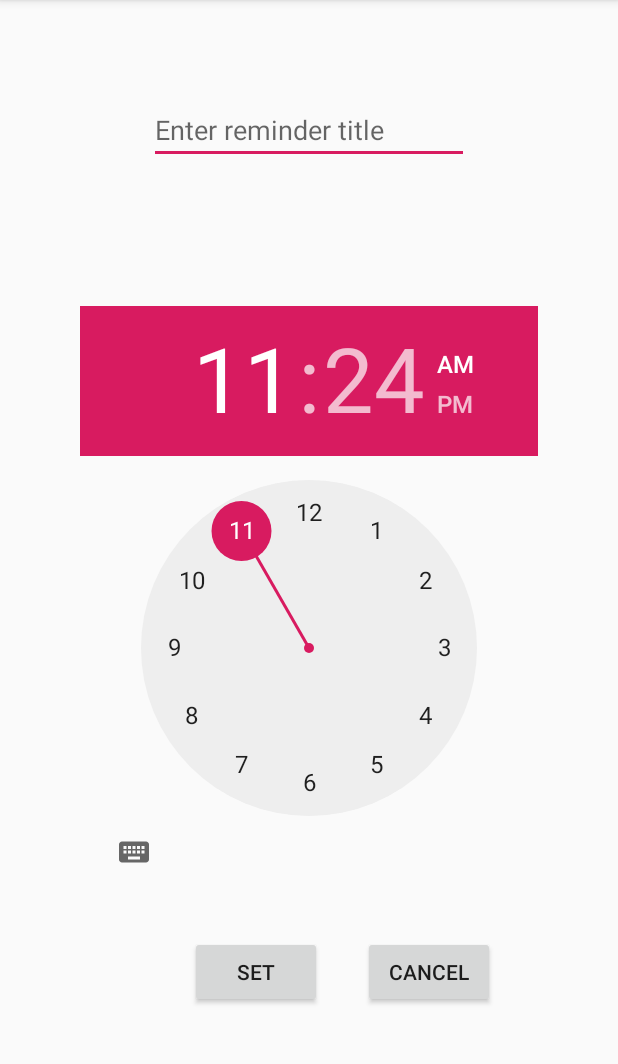
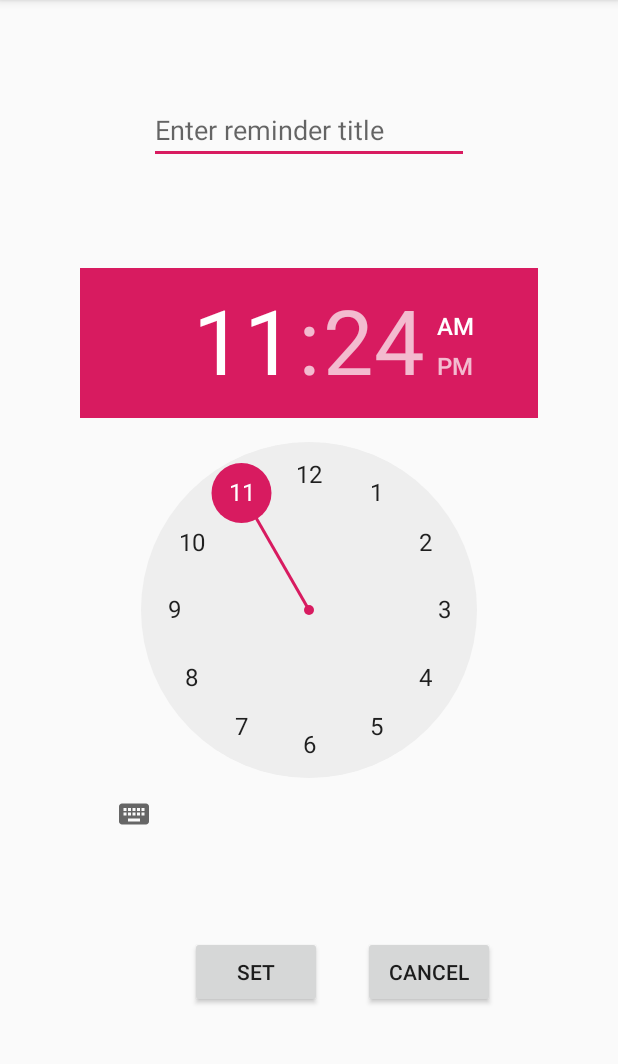
Before and after one commit to J-ctrl/UTAParkingApp, an Android app: the Reminder screen opened directly, with no data from a screen before it, on a phone screen of 412 x 824 dp, the part 84-1148 px from its top. Run offline under Robolectric (Android 15) with nearby library versions, the phone set to English and light mode, and no system bars.

Commit message:
Last change made to code

```diff
--- a/UTAParkingApp-Iteration1/app/build.gradle
+++ b/UTAParkingApp-Iteration1/app/build.gradle
@@ -32,7 +32,6 @@ dependencies {
     androidTestImplementation 'androidx.test:runner:1.2.0'
     androidTestImplementation 'androidx.test.espresso:espresso-core:3.2.0'
     implementation 'com.google.firebase:firebase-analytics:17.2.0'
-    compile "com."
 
 }
 apply plugin: 'com.google.gms.google-services'
--- a/UTAParkingApp-Iteration1/app/src/main/res/layout/activity_reminder.xml
+++ b/UTAParkingApp-Iteration1/app/src/main/res/layout/activity_reminder.xml
@@ -30,7 +30,7 @@
         app:layout_constraintBottom_toTopOf="@+id/setButton"
         app:layout_constraintEnd_toEndOf="parent"
         app:layout_constraintStart_toStartOf="parent"
-        app:layout_constraintTop_toBottomOf="@+id/editText2" />
+        app:layout_constraintTop_toBottomOf="@+id/editText" />
 
     <Button
         android:id="@+id/setButton"
```
Also changed, not shown: 1 other file.
